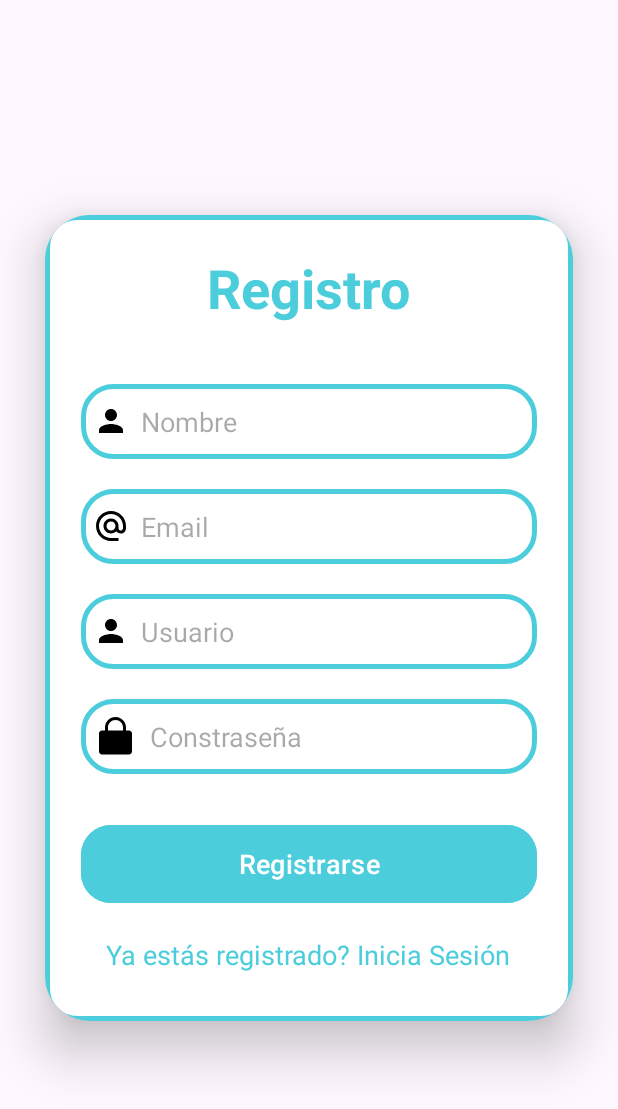
After one commit to Addrii0/StudIn, an Android app: the RegistroActivity screen opened directly, with no data from a screen before it, on a phone screen of 412 x 824 dp. The commit adds this screen. Shown: the top 1109 px of the screen. Run offline under Robolectric (Android 15) with nearby library versions, the phone set to English and light mode, and no system bars; our stand-ins replace Firebase (no records; nobody signed in at launch, a user with empty details on screens opened directly).

Commit message:
Creación de Activities de Inicio, Registro y mejora de Login. Creación de layouts activity_registro.xml. Introducción de Firebase al proyecto, actualizando el Build_gradle, y añadidos al manifest los activities

```diff
--- a/app/build.gradle.kts
+++ b/app/build.gradle.kts
@@ -1,6 +1,7 @@
 plugins {
     alias(libs.plugins.android.application)
     alias(libs.plugins.kotlin.android)
+    alias(libs.plugins.google.gms.google.services)
 }
 
 android {
@@ -42,6 +43,8 @@ dependencies {
     implementation(libs.material)
     implementation(libs.androidx.activity)
     implementation(libs.androidx.constraintlayout)
+    implementation(libs.firebase.database.ktx)
+    implementation(libs.firebase.database)
     testImplementation(libs.junit)
     androidTestImplementation(libs.androidx.junit)
     androidTestImplementation(libs.androidx.espresso.core)
--- a/app/src/main/java/com/example/studin/MainActivity.kt
+++ b/app/src/main/java/com/example/studin/MainActivity.kt
@@ -20,11 +20,11 @@ class MainActivity : AppCompatActivity() {
             insets
         }
 
-        // Usa un Handler para retrasar el inicio de la LoginActivity
+        // Handler para retrasar el inicio de la LoginActivity
         Handler(Looper.getMainLooper()).postDelayed({
             val intent = Intent(this, LoginActivity::class.java)
             startActivity(intent)
-            //finish() // Opcional: cierra la MainActivity para que el usuario no pueda volver atrás fácilmente
+            finish() // Cierra la MainActivity para que el usuario no pueda volver atrás fácilmente
         }, 5000) // 5000 milisegundos = 5 segundos
     }
 }
--- /dev/null
+++ b/app/src/main/java/com/example/studin/RegistroActivity.kt
@@ -0,0 +1,57 @@
+package com.example.studin
+
+import android.content.Intent
+import android.os.Bundle
+import android.widget.Button
+import android.widget.EditText
+import android.widget.TextView
+import android.widget.Toast
+import androidx.appcompat.app.AppCompatActivity
+import com.google.firebase.database.DatabaseReference
+import com.google.firebase.database.FirebaseDatabase
+
+class RegistroActivity : AppCompatActivity() {
+
+    private lateinit var nombreRegistro: EditText
+    private lateinit var usuarioRegistro: EditText
+    private lateinit var emailRegistro: EditText
+    private lateinit var contrasenaRegistro: EditText
+    private lateinit var textoRegistro: TextView
+    private lateinit var botonRegistro: Button
+    private lateinit var database: FirebaseDatabase
+    private lateinit var reference: DatabaseReference
+
+    override fun onCreate(savedInstanceState: Bundle?) {
+        super.onCreate(savedInstanceState)
+        setContentView(R.layout.activity_registro)
+
+        nombreRegistro = findViewById(R.id.registro_nombre)
+        emailRegistro = findViewById(R.id.registro_email)
+        usuarioRegistro = findViewById(R.id.registro_usuario)
+        contrasenaRegistro = findViewById(R.id.registro_constrasena)
+        textoRegistro = findViewById(R.id.loginTextoRedirigido)
+        botonRegistro = findViewById(R.id.registro_Boton)
+
+        botonRegistro.setOnClickListener {
+            database = FirebaseDatabase.getInstance()
+            reference = database.getReference("usuarios")
+
+            val nombre = nombreRegistro.text.toString()
+            val email = emailRegistro.text.toString()
+            val usuario = usuarioRegistro.text.toString()
+            val contrasena = contrasenaRegistro.text.toString()
+
+            val helperClass = HelperClass(nombre, email, usuario, contrasena)
+            reference.child(usuario).setValue(helperClass)
+
+            Toast.makeText(this, "¡Te has registrado con éxito!", Toast.LENGTH_SHORT).show()
+            val intent = Intent(this, LoginActivity::class.java)
+            intent.putExtra("usuario", usuario)
+            startActivity(intent)
+        }
+        textoRegistro.setOnClickListener {
+            val intent = Intent(this@RegistroActivity, LoginActivity::class.java)
+            startActivity(intent)
+        }
+    }
+}
--- /dev/null
+++ b/app/src/main/res/drawable/icono_email.xml
@@ -0,0 +1,5 @@
+<vector xmlns:android="http://schemas.android.com/apk/res/android" android:height="24dp" android:tint="#000000" android:viewportHeight="24" android:viewportWidth="24" android:width="24dp">
+
+    <path android:fillColor="@android:color/white" android:pathData="M12,2C6.48,2 2,6.48 2,12s4.48,10 10,10h5v-2h-5c-4.34,0 -8,-3.66 -8,-8s3.66,-8 8,-8 8,3.66 8,8v1.43c0,0.79 -0.71,1.57 -1.5,1.57s-1.5,-0.78 -1.5,-1.57L17,12c0,-2.76 -2.24,-5 -5,-5s-5,2.24 -5,5 2.24,5 5,5c1.38,0 2.64,-0.56 3.54,-1.47 0.65,0.89 1.77,1.47 2.96,1.47 1.97,0 3.5,-1.6 3.5,-3.57L22,12c0,-5.52 -4.48,-10 -10,-10zM12,15c-1.66,0 -3,-1.34 -3,-3s1.34,-3 3,-3 3,1.34 3,3 -1.34,3 -3,3z"/>
+
+</vector>
--- /dev/null
+++ b/app/src/main/res/layout/activity_registro.xml
@@ -0,0 +1,99 @@
+<?xml version="1.0" encoding="utf-8"?>
+<LinearLayout
+    xmlns:android="http://schemas.android.com/apk/res/android"
+    xmlns:app="http://schemas.android.com/apk/res-auto"
+    xmlns:tools="http://schemas.android.com/tools"
+    android:layout_width="match_parent"
+    android:layout_height="match_parent"
+    android:orientation="vertical"
+    android:gravity="center"
+    tools:context=".RegistroActivity">
+
+    <androidx.cardview.widget.CardView
+        android:layout_width="match_parent"
+        android:layout_height="wrap_content"
+        android:layout_margin="30dp"
+        app:cardCornerRadius="30dp"
+        app:cardElevation="20dp">
+        <LinearLayout
+            android:layout_width="match_parent"
+            android:layout_height="wrap_content"
+            android:orientation="vertical"
+            android:layout_gravity="center_horizontal"
+            android:padding="24dp"
+            android:background="@drawable/estilotexto">
+            <TextView
+                android:layout_width="match_parent"
+                android:layout_height="wrap_content"
+                android:text="Registro"
+                android:textSize="36sp"
+                android:textAlignment="center"
+                android:textStyle="bold"
+                android:textColor="@color/blue"/>
+            <EditText
+                android:layout_width="match_parent"
+                android:layout_height="50dp"
+                android:id="@+id/registro_nombre"
+                android:background="@drawable/estilotexto"
+                android:layout_marginTop="40dp"
+                android:padding="8dp"
+                android:hint="Nombre"
+                android:drawableLeft="@drawable/icono_persona"
+                android:drawablePadding="8dp"
+                android:textColor="@color/black"/>
+            <EditText
+                android:layout_width="match_parent"
+                android:layout_height="50dp"
+                android:id="@+id/registro_email"
+                android:background="@drawable/estilotexto"
+                android:layout_marginTop="20dp"
+                android:padding="8dp"
+                android:hint="Email"
+                android:drawableLeft="@drawable/icono_email"
+                android:drawablePadding="8dp"
+                android:textColor="@color/black"/>
+            <EditText
+                android:layout_width="match_parent"
+                android:layout_height="50dp"
+                android:id="@+id/registro_usuario"
+                android:background="@drawable/estilotexto"
+                android:layout_marginTop="20dp"
+                android:padding="8dp"
+                android:hint="Usuario"
+                android:drawableLeft="@drawable/icono_persona"
+                android:drawablePadding="8dp"
+                android:textColor="@color/black"/>
+            <EditText
+                android:layout_width="match_parent"
+                android:layout_height="50dp"
+                android:id="@+id/registro_constrasena"
+                android:background="@drawable/estilotexto"
+                android:layout_marginTop="20dp"
+                android:padding="8dp"
+                android:hint="Constraseña"
+                android:inputType="textPassword"
+                android:drawableLeft="@drawable/icono_candado"
+                android:drawablePadding="8dp"
+                android:textColor="@color/black"/>
+            <Button
+                android:layout_width="match_parent"
+                android:layout_height="60dp"
+                android:text="Registrarse"
+                android:id="@+id/registro_Boton"
+                android:textSize="18sp"
+                android:layout_marginTop="30dp"
+                android:backgroundTint="@color/blue"
+                app:cornerRadius = "20dp"/>
+            <TextView
+                android:layout_width="wrap_content"
+                android:layout_height="wrap_content"
+                android:id="@+id/loginTextoRedirigido"
+                android:text="Ya estás registrado? Inicia Sesión"
+                android:layout_gravity="center"
+                android:padding="8dp"
+                android:layout_marginTop="10dp"
+                android:textColor="@color/blue"
+                android:textSize="18sp"/>
+        </LinearLayout>
+    </androidx.cardview.widget.CardView>
+</LinearLayout>
--- a/app/src/main/res/layout/pantalla_principal.xml
+++ b/app/src/main/res/layout/pantalla_principal.xml
@@ -3,7 +3,8 @@
     xmlns:app="http://schemas.android.com/apk/res-auto"
     xmlns:tools="http://schemas.android.com/tools"
     android:layout_width="match_parent"
-    android:layout_height="match_parent">
+    android:layout_height="match_parent"
+    tools:context=".InicioActivity">
 
     <Button
         android:id="@+id/button5"
--- a/app/src/main/res/values/colors.xml
+++ b/app/src/main/res/values/colors.xml
@@ -3,4 +3,5 @@
     <color name="black">#FF000000</color>
     <color name="white">#FFFFFFFF</color>
     <color name="blue">#4CCDDC</color>
+
 </resources>
--- a/build.gradle.kts
+++ b/build.gradle.kts
@@ -2,4 +2,5 @@
 plugins {
     alias(libs.plugins.android.application) apply false
     alias(libs.plugins.kotlin.android) apply false
+    alias(libs.plugins.google.gms.google.services) apply false
 }
--- a/gradle/libs.versions.toml
+++ b/gradle/libs.versions.toml
@@ -9,6 +9,9 @@ appcompat = "1.7.0"
 material = "1.12.0"
 activity = "1.8.0"
 constraintlayout = "2.1.4"
+firebaseDatabaseKtx = "21.0.0"
+googleGmsGoogleServices = "4.4.2"
+firebaseDatabase = "21.0.0"
 
 [libraries]
 androidx-core-ktx = { group = "androidx.core", name = "core-ktx", version.ref = "coreKtx" }
@@ -19,7 +22,10 @@ androidx-appcompat = { group = "androidx.appcompat", name = "appcompat", version
 material = { group = "com.google.android.material", name = "material", version.ref = "material" }
 androidx-activity = { group = "androidx.activity", name = "activity", version.ref = "activity" }
 androidx-constraintlayout = { group = "androidx.constraintlayout", name = "constraintlayout", version.ref = "constraintlayout" }
+firebase-database-ktx = { group = "com.google.firebase", name = "firebase-database-ktx", version.ref = "firebaseDatabaseKtx" }
+firebase-database = { group = "com.google.firebase", name = "firebase-database", version.ref = "firebaseDatabase" }
 
 [plugins]
 android-application = { id = "com.android.application", version.ref = "agp" }
 kotlin-android = { id = "org.jetbrains.kotlin.android", version.ref = "kotlin" }
+google-gms-google-services = { id = "com.google.gms.google-services", version.ref = "googleGmsGoogleServices" }
```
Also changed, not shown: app/src/main/AndroidManifest.xml (+14 -0 lines), app/src/main/java/com/example/studin/HelperClass.kt (added, +8 -0 lines), app/src/main/java/com/example/studin/InicioActivity.kt (added, +15 -0 lines), app/src/main/java/com/example/studin/LoginActivity.kt (+82 -26 lines), app/src/main/res/layout/pantalla_login.xml (+23 -24 lines), 3 other files.
